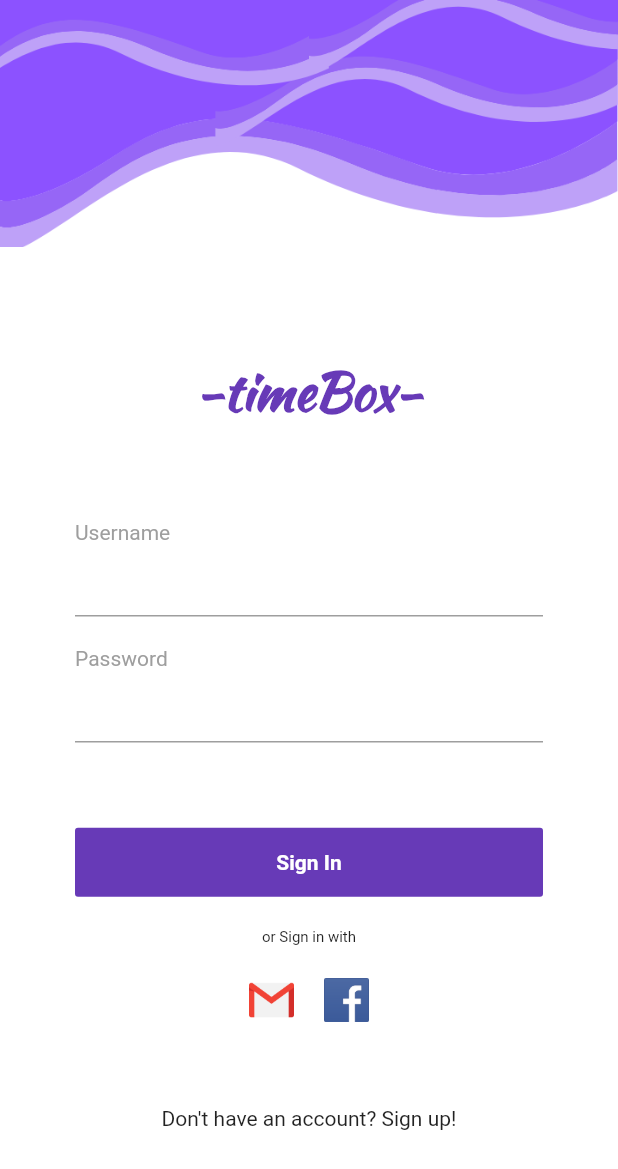
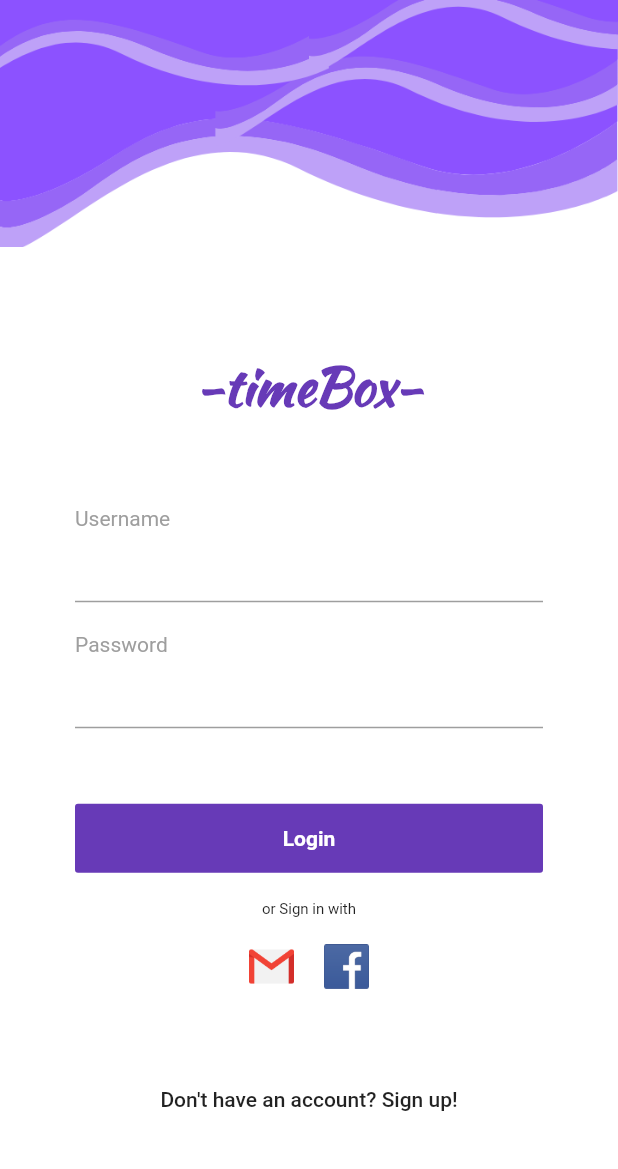
Before and after one commit to DauntlessDev/Time-Box, a Flutter app: the screen it shows after launch, after a tap on "Sign In", on a phone screen of 412 x 824 dp. Shown: the top 1169 px of the screen. Run offline on Flutter 3.47's test engine with Material 2 defaults, Android fonts, the phone set to English and light mode, and no system bars; missing offline and left inert: flutter_statusbarcolor.

Commit message:
added ui for startscreen

```diff
--- /dev/null
+++ b/lib/components/custombutton.dart
@@ -0,0 +1,31 @@
+import 'package:flutter/material.dart';
+import 'package:flutter/widgets.dart';
+
+class CustomButton extends StatelessWidget {
+  CustomButton(
+      {@required this.text,
+      @required this.color,
+      @required this.textcolor,
+      @required this.onPressed});
+  final Function onPressed;
+  final String text;
+  final Color color;
+  final Color textcolor;
+
+  @override
+  Widget build(BuildContext context) {
+    return ButtonTheme(
+      minWidth: double.infinity,
+      child: FlatButton(
+        padding: EdgeInsets.all(15),
+        color: this.color,
+        onPressed: this.onPressed,
+        child: Text(
+          this.text,
+          style: TextStyle(
+              color: this.textcolor, fontSize: 14, fontWeight: FontWeight.bold),
+        ),
+      ),
+    );
+  }
+}
--- /dev/null
+++ b/lib/constants.dart
@@ -0,0 +1,10 @@
+import 'package:flutter/material.dart';
+
+const Color k_mainColor = Colors.deepPurple;
+const Color k_accentColor = Colors.white;
+const Color k_whiteColor = Colors.white;
+const Color k_blackColor = Colors.white;
+
+const TextStyle k_greyTextStyle =  TextStyle(color: Colors.grey);
+const TextStyle k_whiteTextStyle =  TextStyle(color: Colors.white);
+const TextStyle k_blackTextStyle =  TextStyle(color: Colors.white);
--- a/lib/main.dart
+++ b/lib/main.dart
@@ -1,4 +1,6 @@
-import 'package:TimeTracker/screens/login_page.dart';
+import 'package:TimeTracker/screens/login/login_page.dart';
+import 'package:TimeTracker/screens/sign_up/signup_page.dart';
+import 'package:TimeTracker/screens/start/start_page.dart';
 import 'package:flutter/material.dart';
 import 'package:flutter_statusbarcolor/flutter_statusbarcolor.dart';
 
@@ -13,7 +15,12 @@ class MyApp extends StatelessWidget {
     FlutterStatusbarcolor.setStatusBarColor(Colors.black);
     return MaterialApp(
       title: 'timeBox',
-      home: LoginPage(),
+      initialRoute: StartPage.id,
+      routes: {
+        StartPage.id: (context) => StartPage(),
+        LoginPage.id: (context) => LoginPage(),
+        SignupPage.id: (context) => SignupPage(),
+      },
     );
   }
 }
--- a/lib/screens/login_page.dart
+++ b/lib/screens/login/login_page.dart
@@ -1,11 +1,15 @@
+import 'package:TimeTracker/components/custombutton.dart';
+import 'package:TimeTracker/constants.dart';
+import 'package:TimeTracker/screens/sign_up/signup_page.dart';
 import 'package:flutter/material.dart';
 
 class LoginPage extends StatelessWidget {
+  static final id = 'LoginPage';
   @override
   Widget build(BuildContext context) {
     return Scaffold(
         // backgroundColor: Colors.white,
-        backgroundColor: Colors.white,
+        backgroundColor: k_accentColor,
         body: SafeArea(
           child: Column(
             children: [
@@ -29,7 +33,7 @@ class LoginPage extends StatelessWidget {
                       Text(
                         '-timeBox-',
                         style: TextStyle(
-                            color: Colors.deepPurple,
+                            color: k_mainColor,
                             fontSize: 35,
                             fontWeight: FontWeight.bold,
                             fontFamily: 'KaushanScript'),
@@ -59,20 +63,13 @@ class LoginPage extends StatelessWidget {
                         ),
                       ),
                       SizedBox(height: 15),
-                      ButtonTheme(
-                        minWidth: double.infinity,
-                        child: FlatButton(
-                          padding: EdgeInsets.all(15),
-                          color: Colors.deepPurple,
-                          onPressed: () {},
-                          child: Text(
-                            'Sign In',
-                            style: TextStyle(
-                                color: Colors.white,
-                                fontSize: 14,
-                                fontWeight: FontWeight.bold),
-                          ),
-                        ),
+                      CustomButton(
+                        text: 'Login',
+                        color: k_mainColor,
+                        textcolor: k_whiteColor,
+                        onPressed: () {
+                          Navigator.pushNamed(context, LoginPage.id);
+                        },
                       ),
                       Text('or Sign in with', style: TextStyle(fontSize: 10)),
                       Row(
@@ -92,7 +89,11 @@ class LoginPage extends StatelessWidget {
                         ],
                       ),
                       SizedBox(height: 15),
-                      Text('Don\'t have an account? Sign up!'),
+                      FlatButton(
+                          onPressed: () {
+                            Navigator.pushNamed(context, SignupPage.id);
+                          },
+                          child: Text('Don\'t have an account? Sign up!')),
                     ],
                   ),
                 ),
--- /dev/null
+++ b/lib/screens/sign_up/signup_page.dart
@@ -0,0 +1,11 @@
+import 'package:flutter/material.dart';
+
+class SignupPage extends StatelessWidget {
+  static final id = 'SignupPage';
+  @override
+  Widget build(BuildContext context) {
+    return Container(
+
+    );
+  }
+}
--- /dev/null
+++ b/lib/screens/start/start_page.dart
@@ -0,0 +1,60 @@
+import 'package:TimeTracker/components/custombutton.dart';
+import 'package:TimeTracker/constants.dart';
+import 'package:TimeTracker/screens/login/login_page.dart';
+import 'package:flutter/material.dart';
+
+class StartPage extends StatelessWidget {
+  static final id = 'StartPage';
+  @override
+  Widget build(BuildContext context) {
+    return Scaffold(
+        body: SafeArea(
+      child: Column(
+        children: <Widget>[
+          Expanded(
+            flex: 1,
+            child: Container(
+              decoration: BoxDecoration(
+                image: DecorationImage(
+                    image: AssetImage("images/login_bg.png"),
+                    fit: BoxFit.fitWidth),
+              ),
+            ),
+          ),
+          Expanded(
+            flex: 3,
+            child: Container(
+              padding: EdgeInsets.symmetric(vertical: 150, horizontal: 50),
+              child: Column(
+                mainAxisAlignment: MainAxisAlignment.spaceEvenly,
+                crossAxisAlignment: CrossAxisAlignment.stretch,
+                children: <Widget>[
+                  CustomButton(
+                    color: k_mainColor,
+                    text: 'Sign In',
+                    textcolor: k_whiteColor,
+                    onPressed: () {
+                      Navigator.pushNamed(context, LoginPage.id);
+                    },
+                  ),
+                  CustomButton(
+                    color: Colors.grey[600],
+                    text: 'Later',
+                    textcolor: k_blackColor,
+                    onPressed: () {
+                      Navigator.pushNamed(context, LoginPage.id);
+                    },
+                  ),
+                ],
+              ),
+            ),
+          ),
+          Expanded(
+            flex: 1,
+            child: Container(),
+          )
+        ],
+      ),
+    ));
+  }
+}
```
